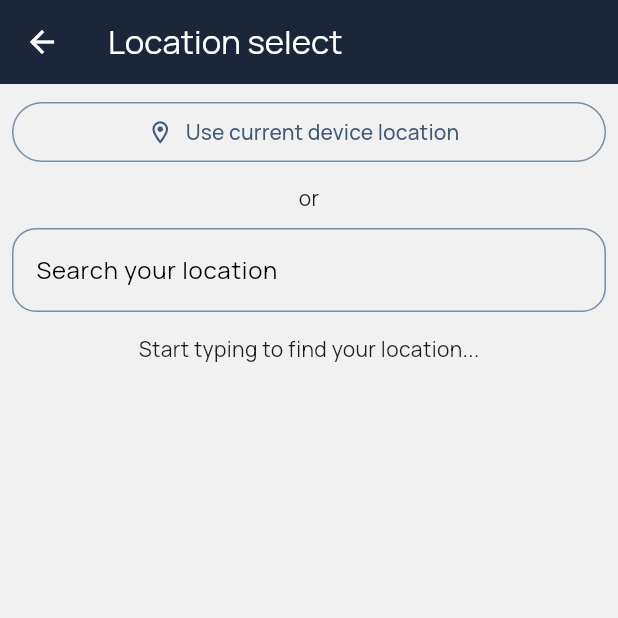
After one commit to ZhupaninGit/weather_notes_app, a Flutter app: the LocationSelectScreen screen opened directly, on a phone screen of 412 x 824 dp, the top half of it. The commit adds this screen. Run offline on Flutter 3.47's test engine with Material 3 defaults, Android fonts, the phone set to English and light mode, and no system bars; our stand-ins replace cloud_firestore, dartz, firebase_auth, firebase_core, geolocator, google_fonts and 2 more; accounts and stored records are empty; generated files the repository leaves out were written again.

Commit message:
manually location select implementation

```diff
--- a/lib/domain/data_providers/location_data_provider.dart
+++ b/lib/domain/data_providers/current_location_data_provider.dart
@@ -1,7 +1,7 @@
 import 'package:geolocator/geolocator.dart';
 
-class LocationDataProvider {
-  Future<Position> getCurrentPosition() async {
+class CurrentLocationDataProvider {
+  Future<Position> getCurrentLocation() async {
     await _checkPermissions();
     return await Geolocator.getCurrentPosition();
   }
--- /dev/null
+++ b/lib/domain/models/location.dart
@@ -0,0 +1,51 @@
+class Location {
+  final String description;
+  final String placeId;
+  final double? latitude;
+  final double? longitude;
+
+  Location(
+      {required this.description,
+      required this.placeId,
+      this.latitude,
+      this.longitude});
+
+  factory Location.fromAutoComplete(Map<String, dynamic> json) {
+    return Location(
+      description: json["description"],
+      placeId: json["place_id"],
+    );
+  }
+
+  factory Location.fromJson(Map<String, dynamic> json) {
+    return Location(
+      description: json["description"],
+      placeId: json["place_id"],
+      latitude: json["latitude"],
+      longitude: json["longitude"]
+    );
+  }
+
+    Map<String, dynamic> toJson() {
+    return {
+      'description': description,
+      'place_id': placeId,
+      'latitude': latitude,
+      'longitude': longitude,
+    };
+  }
+
+  Location copyWith({
+    String? description,
+    String? placeId,
+    double? latitude,
+    double? longitude,
+  }) {
+    return Location(
+      description: description ?? this.description,
+      placeId: placeId ?? this.placeId,
+      latitude: latitude ?? this.latitude,
+      longitude: longitude ?? this.longitude,
+    );
+  }
+}
--- a/lib/domain/models/weather.dart
+++ b/lib/domain/models/weather.dart
@@ -9,6 +9,8 @@ import 'package:flutter/material.dart';
       "Thunderstorm" => Icon(Icons.flash_on_outlined),
       "Drizzle" => Icon(Icons.grain_outlined),
       "Mist" => Icon(Icons.foggy),
+      "Haze" => Icon(Icons.dirty_lens),
+      "Fog" => Icon(Icons.foggy),
       _ => Icon(Icons.help_outline),
     };
   }
@@ -17,7 +19,7 @@ class Weather {
   String city;
   String weatherConditions;
   double temperature;
-  int humidity;
+  num humidity;
   double windSpeed;
   Icon icon;
 
--- /dev/null
+++ b/lib/domain/services/location_service.dart
@@ -0,0 +1,32 @@
+import 'package:dartz/dartz.dart';
+import 'package:http/http.dart';
+import 'package:weather_notes_app/domain/data_providers/places_api_data_provider.dart';
+import 'package:weather_notes_app/domain/models/failure.dart';
+import 'package:weather_notes_app/domain/models/location.dart';
+import 'package:weather_notes_app/domain/models/success.dart';
+
+class LocationService {
+  final PlacesApiDataProvider _placesApiDataProvider = PlacesApiDataProvider();
+
+  Future<Either<Failure, Success>> getLocationPrediction(String input) async {
+    try {
+      final List<Location> locations = await _placesApiDataProvider.getLocationPredictionBasedOnUserInput(input);
+      return Right(Success(result: locations));
+    } on ClientException {
+      return Left(Failure(errorMessage: "Some error occurred. Please check your internet connection and try again."));
+    } catch (e) {
+      return Left(Failure(errorMessage: e.toString().replaceAll("Exception:", "")));
+    }
+  }
+
+  Future<Either<Failure, Success>> getLocationCoordinates(Location inputLocation) async {
+    try {
+      final Location location = await _placesApiDataProvider.getPlaceCoordinates(inputLocation);
+      return Right(Success(result: location));
+    } on ClientException {
+      return Left(Failure(errorMessage: "Some error occurred. Please check your internet connection and try again."));
+    } catch (e) {
+      return Left(Failure(errorMessage: e.toString().replaceAll("Exception:", "")));
+    }
+  }
+}
--- a/lib/domain/services/notes_service.dart
+++ b/lib/domain/services/notes_service.dart
@@ -55,6 +55,7 @@ class NotesService {
       if (!doc.exists) {
         return Left(Failure(errorMessage: "Note not found. Unable to delete."));
       }
+
       await _notes.doc(docId).delete();
       return Right(Success(message: "Note deleted successfully."));
     } catch (e) {
--- /dev/null
+++ b/lib/domain/services/shared_preferences_service.dart
@@ -0,0 +1,29 @@
+import 'dart:convert';
+
+import 'package:shared_preferences/shared_preferences.dart';
+import 'package:weather_notes_app/domain/models/location.dart';
+
+abstract class SharedPreferencesConstants {
+  static const defaultLocation = "default_location";
+}
+
+class SharedPreferencesService {
+  Future<void> saveSelectedLocation(Location place) async {
+    final prefs = await SharedPreferences.getInstance();
+    final serialazibleLocation = jsonEncode(place.toJson());
+    await prefs.setString(
+        SharedPreferencesConstants.defaultLocation, serialazibleLocation);
+  }
+
+  Future<Location?> getSelectedLocation() async {
+    final prefs = await SharedPreferences.getInstance();
+    final location = prefs.getString(SharedPreferencesConstants.defaultLocation);
+    if (location == null) return null;
+    return Location.fromJson(jsonDecode(location));
+  }
+
+  Future<void> deleteDefaultLocation() async {
+    final prefs = await SharedPreferences.getInstance();
+    await prefs.remove(SharedPreferencesConstants.defaultLocation);
+  }
+}
--- a/lib/ui/app.dart
+++ b/lib/ui/app.dart
@@ -18,7 +18,6 @@ class WeatherNotesApp extends StatelessWidget {
         ChangeNotifierProvider(
           create: (_) => WeatherViewModel(),
         ),
-
       ],
       child: MaterialApp(
         theme: AppTheme.theme,
--- a/lib/ui/screens/home/notes_widgets/create_or_update_note_widget.dart
+++ b/lib/ui/screens/home/notes_widgets/create_or_update_note_widget.dart
@@ -16,6 +16,7 @@ class CreateOrUpdateNoteScreen extends StatefulWidget {
 class CreateOrUpdateNoteScreenState extends State<CreateOrUpdateNoteScreen> {
   final _titleController = TextEditingController();
   final _descriptionController = TextEditingController();
+
   final _model = NotesViewModel();
 
   @override
@@ -32,7 +33,8 @@ class CreateOrUpdateNoteScreenState extends State<CreateOrUpdateNoteScreen> {
     final description = _descriptionController.text;
 
     if (title.isEmpty && description.isEmpty) {
-      CustomSnackBar().showCustomSnackBar(context, "Please,provide some title or body.", true);
+      CustomSnackBar().showCustomSnackBar(
+          context, "Please,provide some title or body.", true);
       return;
     }
 
--- /dev/null
+++ b/lib/ui/screens/location_select/location_select_screen.dart
@@ -0,0 +1,85 @@
+import 'package:flutter/material.dart';
+import 'package:provider/provider.dart';
+import 'package:weather_notes_app/ui/view_models/location_view_model.dart';
+
+class LocationSelectScreen extends StatelessWidget {
+  const LocationSelectScreen({super.key});
+
+  @override
+  Widget build(BuildContext context) {
+    final viewModel = context.read<PlaceViewModel>();
+    return Scaffold(
+      appBar: AppBar(title: const Text("Location select")),
+      body: Padding(
+        padding: const EdgeInsets.all(8.0),
+        child: Column(
+          children: [
+            SizedBox(
+              width: double.infinity,
+              child: OutlinedButton.icon(
+                onPressed: () => viewModel.deleteSelectedLocation(context),
+                label: const Text("Use current device location"),
+                icon: const Icon(Icons.location_on_outlined),
+              ),
+            ),
+            const Padding(
+              padding: EdgeInsets.symmetric(vertical: 10.0),
+              child: Text("or"),
+            ),
+            TextField(
+              onChanged: (value) => viewModel.updateLocationPredictions(value),
+              decoration: const InputDecoration(
+                labelText: "Search your location",
+                border: OutlineInputBorder(
+                  borderRadius: BorderRadius.all(
+                    Radius.circular(16),
+                  ),
+                ),
+              ),
+            ),
+            const SizedBox(
+              height: 15,
+            ),
+            const _ListOfPredictedPlaces()
+          ],
+        ),
+      ),
+    );
+  }
+}
+
+class _ListOfPredictedPlaces extends StatelessWidget {
+  const _ListOfPredictedPlaces();
+
+  @override
+  Widget build(BuildContext context) {
+    final viewModel = context.watch<PlaceViewModel>();
+    final errorMessage = viewModel.errorMessage;
+    final predictedPlaces = viewModel.predictedLocations;
+    return errorMessage != null
+        ? Text(errorMessage)
+        : predictedPlaces == null
+            ? const Text("Start typing to find your location...")
+            : predictedPlaces.isEmpty
+                ? const Text("No results.")
+                : Expanded(
+                    child: Padding(
+                      padding: const EdgeInsets.symmetric(vertical: 3.0),
+                      child: ListView.separated(
+                        separatorBuilder: (context, index) => const Divider(),
+                        itemCount: predictedPlaces.length,
+                        itemBuilder: (context, index) {
+                          return ListTile(
+                            title: Text(predictedPlaces[index].description,
+                                style: Theme.of(context).textTheme.bodyMedium),
+                            onTap: () => context
+                                .read<PlaceViewModel>()
+                                .getCoordinatesAndSetSelectedLocation(
+                                    predictedPlaces[index], context),
+                          );
+                        },
+                      ),
+                    ),
+                  );
+  }
+}
--- /dev/null
+++ b/lib/ui/view_models/location_view_model.dart
@@ -0,0 +1,62 @@
+import 'package:flutter/material.dart';
+import 'package:provider/provider.dart';
+import 'package:weather_notes_app/domain/models/location.dart';
+import 'package:weather_notes_app/domain/services/location_service.dart';
+import 'package:weather_notes_app/domain/services/shared_preferences_service.dart';
+import 'package:weather_notes_app/ui/components/custom_snackbar.dart';
+import 'package:weather_notes_app/ui/view_models/weather_view_model.dart';
+
+class PlaceViewModel extends ChangeNotifier {
+  final LocationService _placesService = LocationService();
+  final SharedPreferencesService _preferencesService =
+      SharedPreferencesService();
+  final CustomSnackBar _snackBar = CustomSnackBar();
+
+  String? _errorMessage;
+  List<Location>? _predictedLocation;
+
+  String? get errorMessage => _errorMessage;
+  List<Location>? get predictedLocations => _predictedLocation;
+
+  Future<void> updateLocationPredictions(String input) async {
+    if (input.isEmpty) {
+      _predictedLocation = null;
+      _errorMessage = null;
+      notifyListeners();
+      return;
+    }
+
+    final result = await _placesService.getLocationPrediction(input);
+    result.fold(
+      (error) {
+        _errorMessage = error.errorMessage;
+      },
+      (success) {
+        _errorMessage = null;
+        _predictedLocation = success.result as List<Location>;
+      },
+    );
+    notifyListeners();
+  }
+
+  Future<void> getCoordinatesAndSetSelectedLocation(
+      Location choosedPlace, BuildContext context) async {
+    final result = await _placesService.getLocationCoordinates(choosedPlace);
+    result.fold(
+      (error) =>
+          _snackBar.showCustomSnackBar(context, error.errorMessage, true),
+      (success) async {
+        final location = success.result as Location;
+        context.read<WeatherViewModel>().setSelectedLocation(location);
+        _preferencesService.saveSelectedLocation(location);
+        Navigator.of(context).pop();
+      },
+    );
+  }
+
+  void deleteSelectedLocation(BuildContext context) {
+    _preferencesService.deleteDefaultLocation();
+    context.read<WeatherViewModel>().deleteSelectedLocation();
+    Navigator.of(context).pop();
+  }
+}
--- a/lib/ui/view_models/notes_view_model.dart
+++ b/lib/ui/view_models/notes_view_model.dart
@@ -1,6 +1,5 @@
 import 'dart:async';
 import 'dart:developer';
-import 'package:flutter/foundation.dart';
 import 'package:flutter/material.dart';
 import 'package:weather_notes_app/domain/models/note.dart';
 import 'package:weather_notes_app/domain/services/notes_service.dart';
--- a/pubspec.yaml
+++ b/pubspec.yaml
@@ -19,6 +19,9 @@ dependencies:
   http: ^1.3.0
   cloud_firestore: ^5.6.3
   intl: ^0.20.2
+  google_places_autocomplete_text_field: ^1.1.0
+  shared_preferences: ^2.5.2
+
 
 dev_dependencies:
   flutter_test:
```
Also changed, not shown: lib/domain/data_providers/places_api_data_provider.dart (added, +37 -0 lines), lib/domain/data_providers/weather_data_provider.dart (+2 -8 lines), lib/domain/services/weather_service.dart (+29 -9 lines), lib/ui/screens/home/weather_widgets/expanded_weather_widget.dart (+43 -15 lines), lib/ui/view_models/auth_view_model.dart (+8 -12 lines), lib/ui/view_models/weather_view_model.dart (+48 -6 lines), pubspec.lock, 1 other file.
